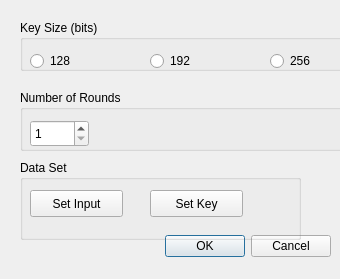
The window that ui/dialognew.ui (giovanirinaldi/YAAES) describes before a commit, drawn with Qt 5.
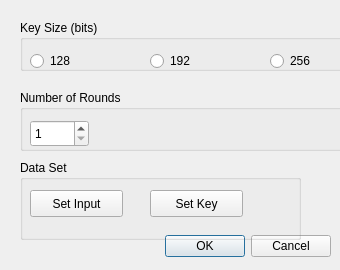
The same window after the commit.

What changed in the file:
```diff
--- a/ui/dialognew.ui
+++ b/ui/dialognew.ui
@@ -10,7 +10,7 @@
     <x>0</x>
     <y>0</y>
     <width>340</width>
-    <height>279</height>
+    <height>270</height>
    </rect>
   </property>
   <property name="windowTitle">
```
